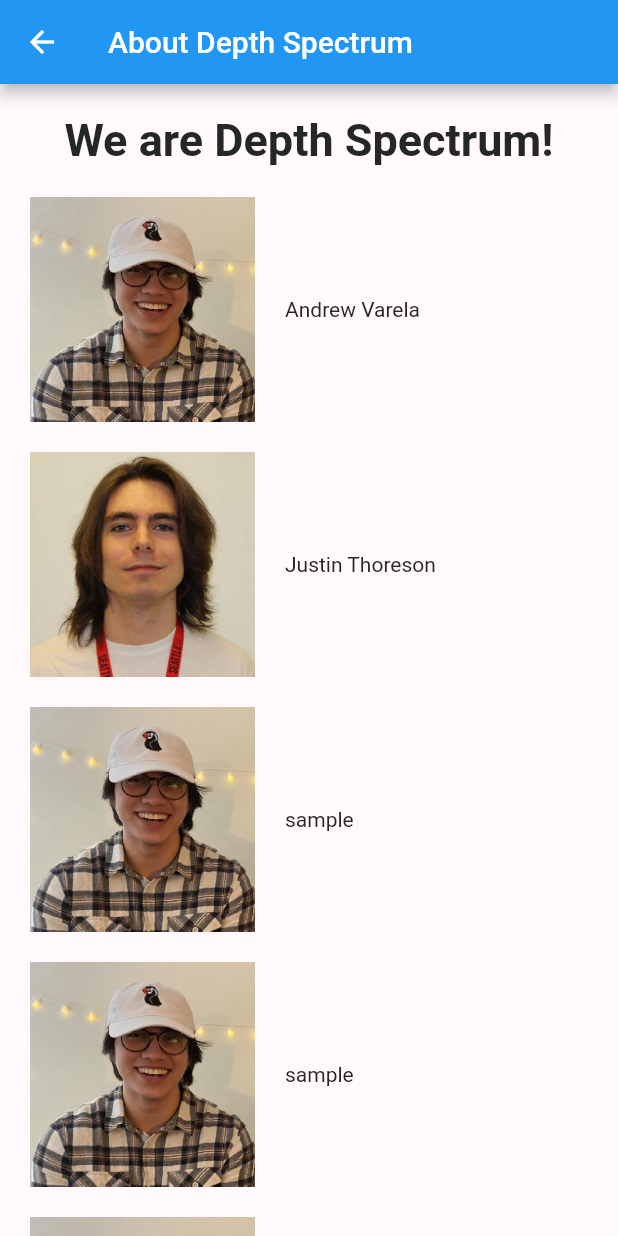
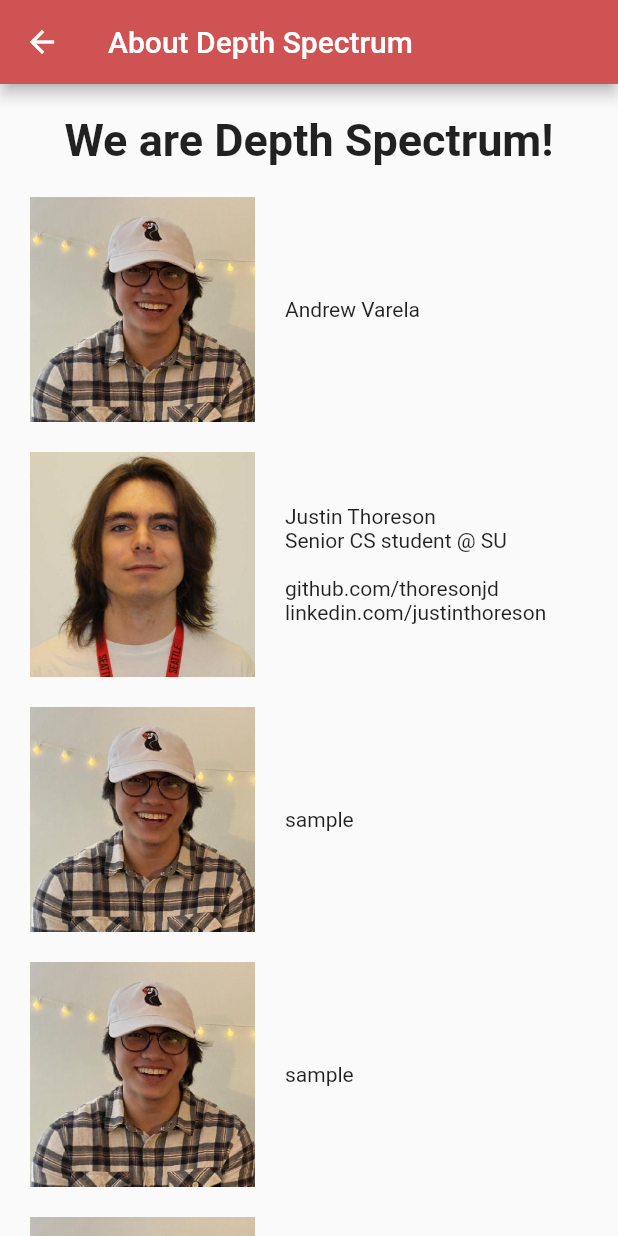
Before and after one commit to varelandrew/DepthSpectrum, a Flutter app: the About screen opened directly, on a phone screen of 412 x 824 dp. Run offline on Flutter 3.47's test engine with Material 2 defaults, Android fonts, the phone set to English and light mode, and no system bars; our stand-ins replace camera; missing offline and left inert: flutter_inappwebview; network calls fail.

```diff
--- a/lib/pages/about.dart
+++ b/lib/pages/about.dart
@@ -1,3 +1,4 @@
+import 'package:depth_spectrum/theme/colors.dart';
 import 'package:flutter/material.dart';
 
 class About extends StatelessWidget {
@@ -6,7 +7,10 @@ class About extends StatelessWidget {
   @override
   Widget build(BuildContext context) {
     return Scaffold(
-      appBar: AppBar(title: const Text("About Depth Spectrum")),
+      appBar: AppBar(
+        title: const Text("About Depth Spectrum"),
+        backgroundColor: DSColors.red,
+      ),
       body: ListView(
         children: [
           const Padding(padding: EdgeInsets.all(10)),
@@ -43,8 +47,7 @@ class About extends StatelessWidget {
               ),
               const Padding(padding: EdgeInsets.all(10),),
               const Flexible(
-                child: Text("Justin Thoreson")
-              )
+                child: Text("Justin Thoreson\nSenior CS student @ SU\n\ngithub.com/thoresonjd\nlinkedin.com/justinthoreson")),
             ],
           ),
           const Padding(padding: EdgeInsets.all(10)),
--- a/lib/pages/history.dart
+++ b/lib/pages/history.dart
@@ -1,5 +1,6 @@
 import 'package:flutter/material.dart';
 import 'package:depth_spectrum/pages/display.dart';
+import 'package:depth_spectrum/theme/colors.dart';
 
 class History extends StatelessWidget {
   const History({Key? key}) : super(key: key);
@@ -12,6 +13,7 @@ class History extends StatelessWidget {
         appBar: AppBar(
           leading: const Icon(Icons.photo_library),
           title: const Text("Photo history"),
+          backgroundColor: DSColors.red,
         ),
         body: ListView(
           children: <Widget>[
--- a/lib/theme/theme.dart
+++ b/lib/theme/theme.dart
@@ -5,7 +5,7 @@ import 'package:depth_spectrum/theme/colors.dart';
 DSTheme currentTheme = DSTheme();
 
 class DSTheme with ChangeNotifier {
-  static bool _isDark = false;
+  static bool _isDark = true;
   ThemeMode get currentTheme => _isDark ? ThemeMode.dark : ThemeMode.light;
 
   void toggleTheme() {
```
Also changed, not shown: lib/main.dart (+4 -3 lines), lib/pages/camera.dart (+10 -4 lines), lib/pages/settings.dart (+9 -7 lines).
